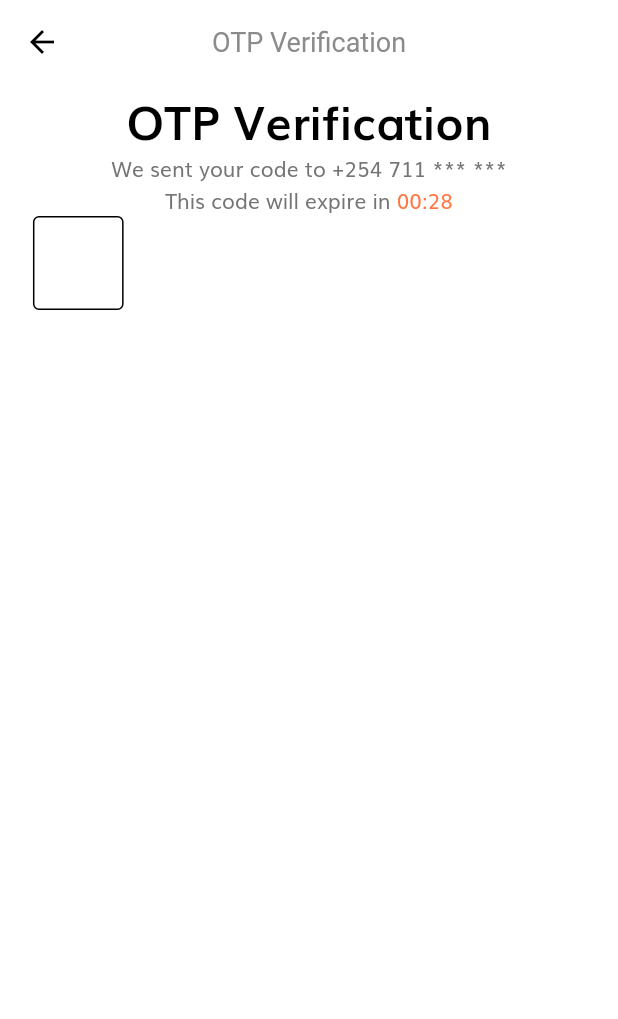
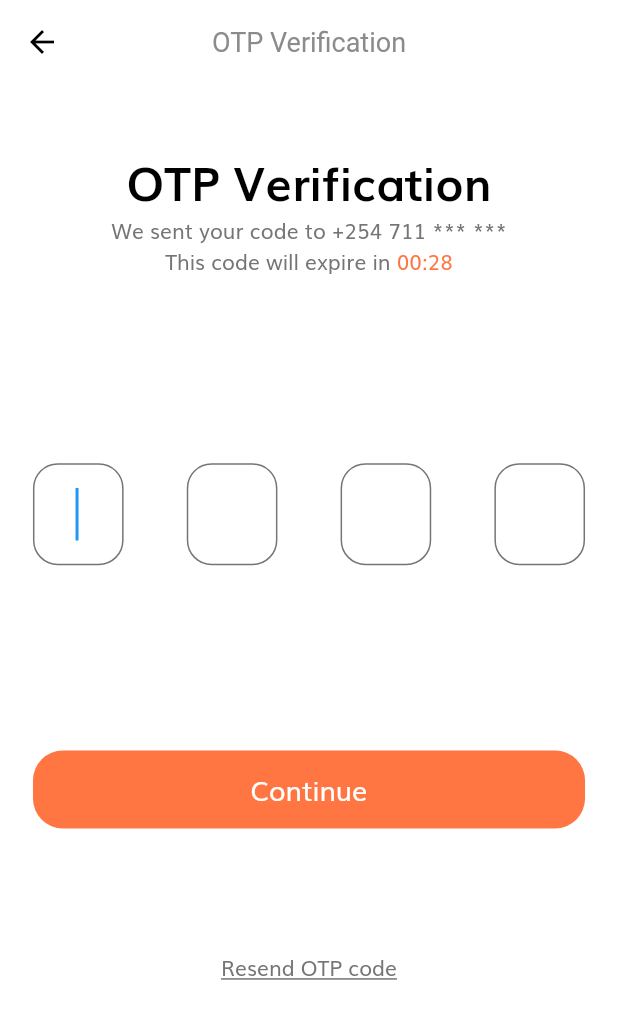
Before and after one commit to mobiledev34/Ecommerce-app, a Flutter app: the OtpScreen screen opened by its route, on a phone screen of 412 x 824 dp. Shown: the top 1019 px of the screen. Run offline on Flutter 3.47's test engine with Material 2 defaults, Android fonts, the phone set to English and light mode, and no system bars; our stand-ins replace flutter_svg.

Commit message:
otp form

```diff
--- a/online_store/lib/constants.dart
+++ b/online_store/lib/constants.dart
@@ -34,17 +34,17 @@ final headingStyle = TextStyle(
 
 // const defaultDuration = Duration(milliseconds: 250);
 
-// final otpInputDecoration = InputDecoration(
-//   contentPadding:
-//       EdgeInsets.symmetric(vertical: getProportionateScreenWidth(15)),
-//   border: outlineInputBorder(),
-//   focusedBorder: outlineInputBorder(),
-//   enabledBorder: outlineInputBorder(),
-// );
+final otpInputDecoration = InputDecoration(
+  contentPadding:
+      EdgeInsets.symmetric(vertical: getProportionateScreenWidth(15)),
+  border: outlineInputBorder(),
+  focusedBorder: outlineInputBorder(),
+  enabledBorder: outlineInputBorder(),
+);
 
-// OutlineInputBorder outlineInputBorder() {
-//   return OutlineInputBorder(
-//     borderRadius: BorderRadius.circular(getProportionateScreenWidth(15)),
-//     borderSide: BorderSide(color: kTextColor),
-//   );
-// }
+OutlineInputBorder outlineInputBorder() {
+  return OutlineInputBorder(
+    borderRadius: BorderRadius.circular(getProportionateScreenWidth(15)),
+    borderSide: BorderSide(color: kTextColor),
+  );
+}
--- a/online_store/lib/screens/otp/components/body.dart
+++ b/online_store/lib/screens/otp/components/body.dart
@@ -1,5 +1,6 @@
 import 'package:flutter/material.dart';
 import 'package:online_store/constants.dart';
+import 'package:online_store/screens/otp/components/otp_form.dart';
 import 'package:online_store/size_config.dart';
 
 class Body extends StatelessWidget {
@@ -8,14 +9,29 @@ class Body extends StatelessWidget {
     return SizedBox(
       width: double.infinity,
       child: Padding(
-        padding: EdgeInsets.symmetric(horizontal: getProportionateScreenWidth(20)),
+        padding:
+            EdgeInsets.symmetric(horizontal: getProportionateScreenWidth(20)),
+        child: SingleChildScrollView(
           child: Column(
             children: [
+              SizedBox(height: SizeConfig.screenHeight * 0.05), // 5%
               Text("OTP Verification", style: headingStyle),
               Text("We sent your code to +254 711 *** ***"),
               buildTimer(),
-            OtpForm()
+              SizedBox(height: SizeConfig.screenHeight * 0.15), // 15%
+              OtpForm(),
+              SizedBox(height: SizeConfig.screenHeight * 0.1), // 10%
+              GestureDetector(
+                onTap: () {
+                  // resend your OTP
+                },
+                child: Text(
+                  "Resend OTP code",
+                  style: TextStyle(decoration: TextDecoration.underline),
+                ),
+              )
             ],
+          ),
         ),
       ),
     );
@@ -42,29 +58,3 @@ class Body extends StatelessWidget {
     );
   }
 }
-
-class OtpForm extends StatefulWidget {
-  @override
-  _OtpFormState createState() => _OtpFormState();
-}
-
-class _OtpFormState extends State<OtpForm> {
-  @override
-  Widget build(BuildContext context) {
-    return Form(
-      child: Row(
-        children: [
-          SizedBox(
-            width: getProportionateScreenWidth(55),
-            child: TextFormField(
-              style: TextStyle(fontSize: 24),
-              decoration: InputDecoration(
-                enabledBorder: OutlineInputBorder(),
-              ),
-            ),
-          )
-        ],
-      ),
-    );
-  }
-}
--- /dev/null
+++ b/online_store/lib/screens/otp/components/otp_form.dart
@@ -0,0 +1,118 @@
+import 'package:flutter/material.dart';
+import 'package:flutter/widgets.dart';
+import 'package:online_store/components/default_button.dart';
+import 'package:online_store/constants.dart';
+import 'package:online_store/size_config.dart';
+
+class OtpForm extends StatefulWidget {
+  @override
+  _OtpFormState createState() => _OtpFormState();
+}
+
+class _OtpFormState extends State<OtpForm> {
+  // An object that can be used by a stateful widget to obtain the keyboard focus and to handle keyboard events.
+  FocusNode pin2FocusNode;
+  FocusNode pin3FocusNode;
+  FocusNode pin4FocusNode;
+
+  @override
+  void initState() {
+    super.initState();
+    pin2FocusNode = FocusNode(); // Creates a focus node.
+    pin3FocusNode = FocusNode();
+    pin4FocusNode = FocusNode();
+  }
+
+  @override
+  void dispose() {
+    pin2FocusNode.dispose();
+    pin3FocusNode.dispose();
+    pin4FocusNode.dispose();
+    super.dispose();
+  }
+
+  void nextField({String value, FocusNode focusNode}) {
+    if (value.length == 1) {
+      focusNode
+          .requestFocus(); // Requests the primary focus for this node, or for a supplied [node], which will also give focus to its [ancestors].
+    }
+  }
+
+  @override
+  Widget build(BuildContext context) {
+    return Form(
+      child: Column(
+        children: [
+          Row(
+            mainAxisAlignment: MainAxisAlignment.spaceBetween,
+            children: [
+              SizedBox(
+                width: getProportionateScreenWidth(55),
+                child: TextFormField(
+                  autofocus:
+                      true, // automatically show keyboard when widget is built
+                  obscureText: true,
+                  keyboardType: TextInputType.number,
+                  style: TextStyle(fontSize: 24),
+                  textAlign: TextAlign.center,
+                  decoration: otpInputDecoration,
+                  onChanged: (value) {
+                    // also you need to store your value
+                    nextField(value: value, focusNode: pin2FocusNode);
+                  },
+                ),
+              ),
+              SizedBox(
+                width: getProportionateScreenWidth(55),
+                child: TextFormField(
+                  focusNode: pin2FocusNode,
+                  obscureText: true,
+                  keyboardType: TextInputType.number,
+                  style: TextStyle(fontSize: 24),
+                  textAlign: TextAlign.center,
+                  decoration: otpInputDecoration,
+                  onChanged: (value) {
+                    nextField(value: value, focusNode: pin3FocusNode);
+                  },
+                ),
+              ),
+              SizedBox(
+                width: getProportionateScreenWidth(55),
+                child: TextFormField(
+                  focusNode: pin3FocusNode,
+                  obscureText: true,
+                  keyboardType: TextInputType.number,
+                  style: TextStyle(fontSize: 24),
+                  textAlign: TextAlign.center,
+                  decoration: otpInputDecoration,
+                  onChanged: (value) {
+                    nextField(value: value, focusNode: pin4FocusNode);
+                  },
+                ),
+              ),
+              SizedBox(
+                width: getProportionateScreenWidth(55),
+                child: TextFormField(
+                  focusNode: pin4FocusNode,
+                  obscureText: true,
+                  keyboardType: TextInputType.number,
+                  style: TextStyle(fontSize: 24),
+                  textAlign: TextAlign.center,
+                  decoration: otpInputDecoration,
+                  onChanged: (value) {
+                    pin4FocusNode.unfocus();
+                  },
+                ),
+              ),
+            ],
+          ),
+          SizedBox(height: SizeConfig.screenHeight * 0.15),
+          DefaultButton(
+            text: "Continue",
+            press: () {},
+          )
+        ],
+      ),
+    );
+  }
+}
```
Lines whose indentation alone changed are shown as unchanged.
